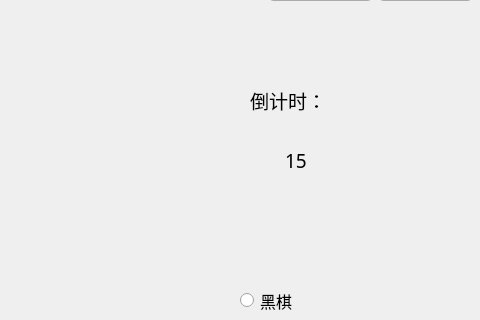
leaf-k/LiuZiQi-Game, file chessgame_client/mainwindow.ui: the form before one commit; both pictures show x 670 to 1150 and y 205 to 525 of the 1150 by 940 pixel window.
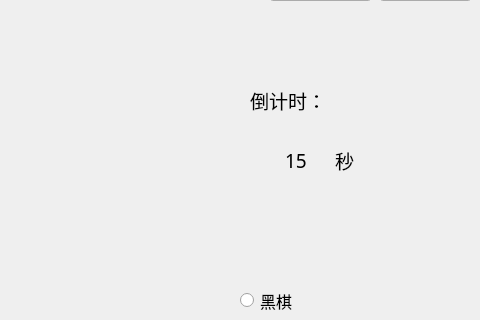
The form after the commit.

The edit to the form file:
```diff
--- a/chessgame_client/mainwindow.ui
+++ b/chessgame_client/mainwindow.ui
@@ -198,6 +198,25 @@
      <string>白棋</string>
     </property>
    </widget>
+   <widget class="QLabel" name="label_3">
+    <property name="geometry">
+     <rect>
+      <x>1005</x>
+      <y>340</y>
+      <width>81</width>
+      <height>51</height>
+     </rect>
+    </property>
+    <property name="font">
+     <font>
+      <family>AcadEref</family>
+      <pointsize>14</pointsize>
+     </font>
+    </property>
+    <property name="text">
+     <string>秒</string>
+    </property>
+   </widget>
   </widget>
   <widget class="QMenuBar" name="menubar">
    <property name="geometry">
```
